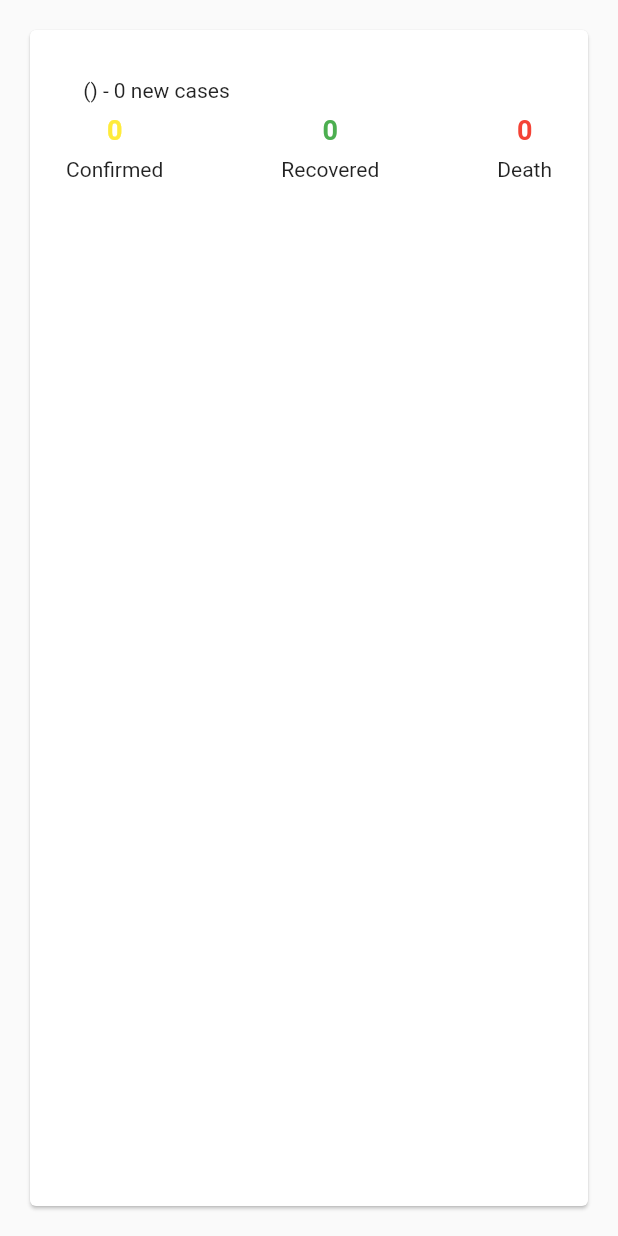
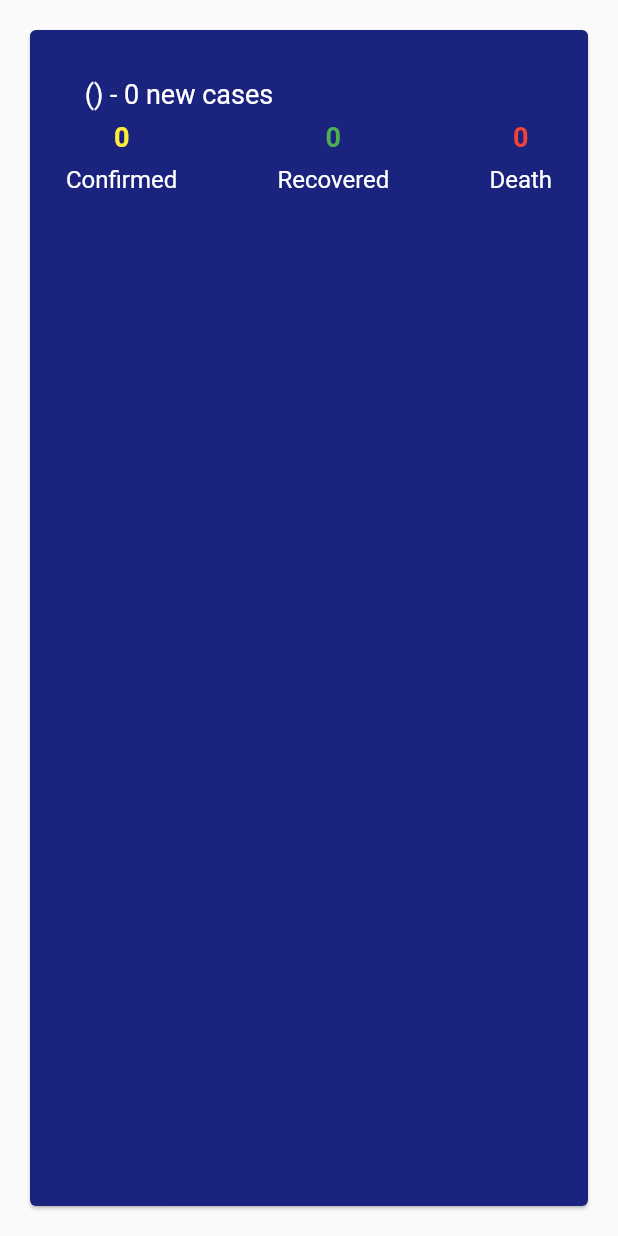
Before and after one commit to enzoftware/flutter_covid_tracker, a Flutter app: the CountryItem widget shown alone on an empty page, opened directly with empty values, on a phone screen of 412 x 824 dp. Run offline on Flutter 3.47's test engine with Material 2 defaults, Android fonts, the phone set to English and light mode, and no system bars; network calls fail.

Commit message:
:lipstick: fix ui elements in list countries

```diff
--- a/lib/ui/screens/countries/feed/country_item.dart
+++ b/lib/ui/screens/countries/feed/country_item.dart
@@ -12,6 +12,7 @@ class CountryItem extends StatelessWidget {
     return Padding(
       padding: const EdgeInsets.all(16.0),
       child: Card(
+        color: Colors.indigo[900],
         child: Padding(
           padding: const EdgeInsets.all(24.0),
           child: Column(
@@ -20,7 +21,12 @@ class CountryItem extends StatelessWidget {
               Padding(
                 padding: const EdgeInsets.all(8.0),
                 child: Text(
-                    "${countryData.country} (${countryData.countryCode}) - ${countryData.newConfirmed} new cases"),
+                  "${countryData.country} (${countryData.countryCode}) - ${countryData.newConfirmed} new cases",
+                  style: TextStyle(
+                    color: Colors.white,
+                    fontSize: 18,
+                  ),
+                ),
               ),
               Row(
                 mainAxisAlignment: MainAxisAlignment.spaceBetween,
--- a/lib/ui/widgets/item_country_text.dart
+++ b/lib/ui/widgets/item_country_text.dart
@@ -53,7 +53,10 @@ class _ItemCountryTextState extends State<ItemCountryText>
             ),
           ),
           SizedBox(height: 8),
-          Text(widget.description)
+          Text(
+            widget.description,
+            style: TextStyle(color: Colors.white, fontSize: 16),
+          )
         ],
       ),
     );
```
